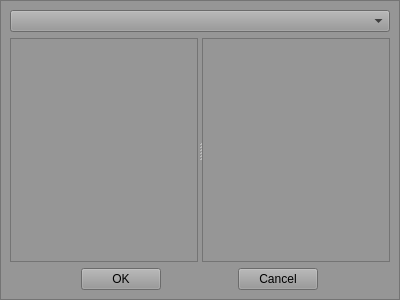
This is widget/editor/qwmiconselector.ui in alleindrach/QWellMan as Qt 5 draws it before an edit. The edited form follows.
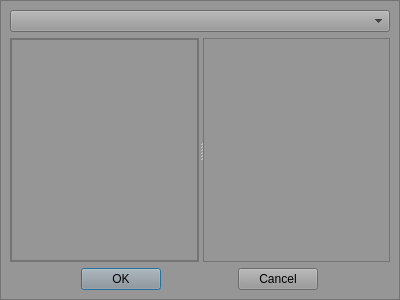
This is the edited form.

```diff
--- a/widget/editor/qwmiconselector.ui
+++ b/widget/editor/qwmiconselector.ui
@@ -1,7 +1,7 @@
 <?xml version="1.0" encoding="UTF-8"?>
 <ui version="4.0">
  <class>QWMIconSelector</class>
- <widget class="QWidget" name="QWMIconSelector">
+ <widget class="QDialog" name="QWMIconSelector">
   <property name="geometry">
    <rect>
     <x>0</x>
@@ -40,24 +40,48 @@
      <property name="frameShadow">
       <enum>QFrame::Raised</enum>
      </property>
-     <layout class="QVBoxLayout" name="verticalLayout" stretch="1,10,1">
-      <item>
+     <layout class="QGridLayout" name="gridLayout_3" rowstretch="1,10,1" rowminimumheight="1,10,1">
+      <item row="0" column="0">
        <widget class="QComboBox" name="comboBox">
         <property name="styleSheet">
          <string notr="true">color:black;</string>
         </property>
        </widget>
       </item>
-      <item>
+      <item row="1" column="0">
        <widget class="QSplitter" name="splitter">
         <property name="orientation">
          <enum>Qt::Horizontal</enum>
         </property>
-        <widget class="QGraphicsView" name="graphicsView"/>
+        <widget class="QFrame" name="frame_2">
+         <property name="frameShape">
+          <enum>QFrame::StyledPanel</enum>
+         </property>
+         <property name="frameShadow">
+          <enum>QFrame::Raised</enum>
+         </property>
+         <layout class="QGridLayout" name="gridLayout_2">
+          <property name="leftMargin">
+           <number>0</number>
+          </property>
+          <property name="topMargin">
+           <number>0</number>
+          </property>
+          <property name="rightMargin">
+           <number>0</number>
+          </property>
+          <property name="bottomMargin">
+           <number>0</number>
+          </property>
+          <item row="0" column="0">
+           <widget class="QGraphicsView" name="graphicsView"/>
+          </item>
+         </layout>
+        </widget>
         <widget class="QListWidget" name="listWidget"/>
        </widget>
       </item>
-      <item>
+      <item row="2" column="0">
        <layout class="QHBoxLayout" name="horizontalLayout">
         <property name="sizeConstraint">
          <enum>QLayout::SetFixedSize</enum>
```
Left out of the diff: 9 changed lines with no effect on the pictures.
